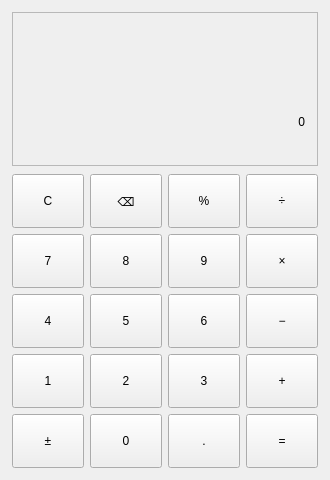
Before: the Qt Designer form calculatorwindow.ui in ciciyanyao/QtCourse, drawn with Qt 5.
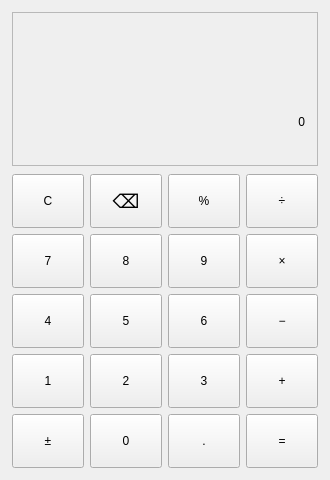
After: the same form once the commit is applied.

Commit message:
style: 用 QSS 统一界面配色与字号
- 新增 style.qss 并打进 qrc，main.cpp 启动时从 :/style.qss 读取后 setStyleSheet
- 窗口浅灰底、显示区白底圆角卡片，表达式灰色小字+主显示 40px 深色粗体
- 按键分三类配色：功能键浅灰、运算符浅蓝蓝字、等号实心蓝白字，并补 hover/pressed 反馈
- 退格键单独指定 Segoe UI Symbol 字体，保证 ⌫ 字形正常显示

```diff
--- a/calculatorwindow.ui
+++ b/calculatorwindow.ui
@@ -123,6 +123,12 @@
      </item>
      <item row="0" column="1">
       <widget class="QPushButton" name="btnBackspace">
+       <property name="font">
+        <font>
+         <family>Segoe UI Symbol</family>
+         <pointsize>14</pointsize>
+        </font>
+       </property>
        <property name="minimumSize">
         <size>
          <width>60</width>
```
The commit also changes 2 other files.
